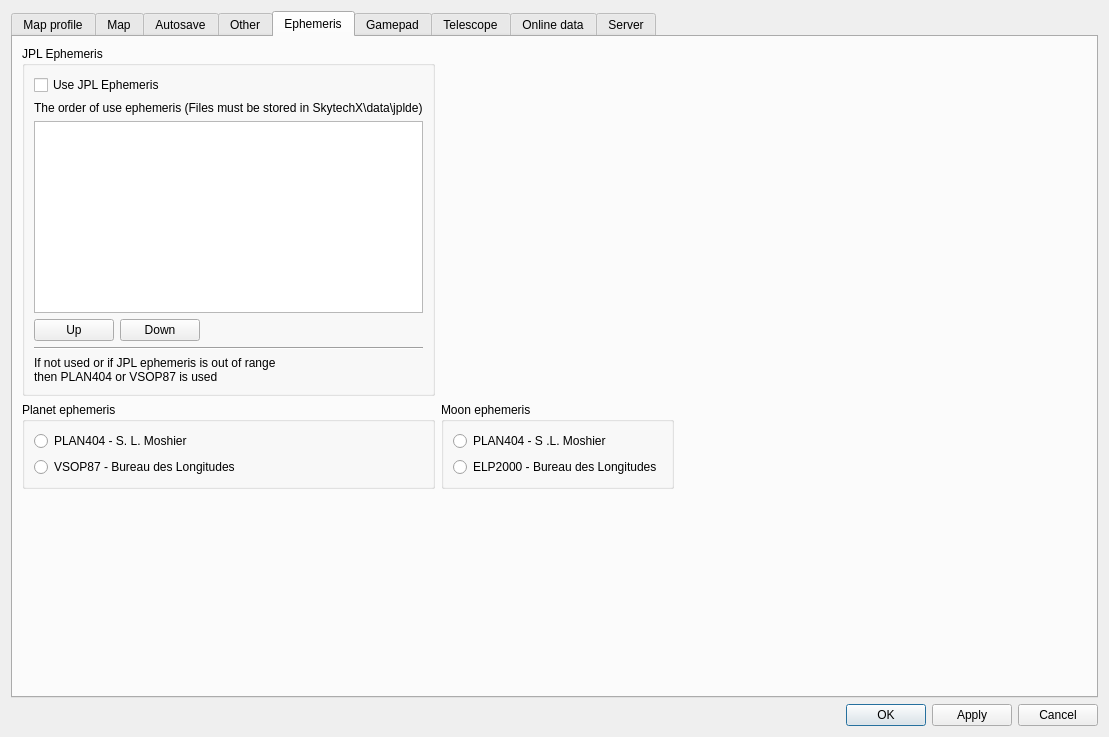
Before: the Qt Designer form csetting.ui in PavelMr/skytechx, drawn with Qt 5.
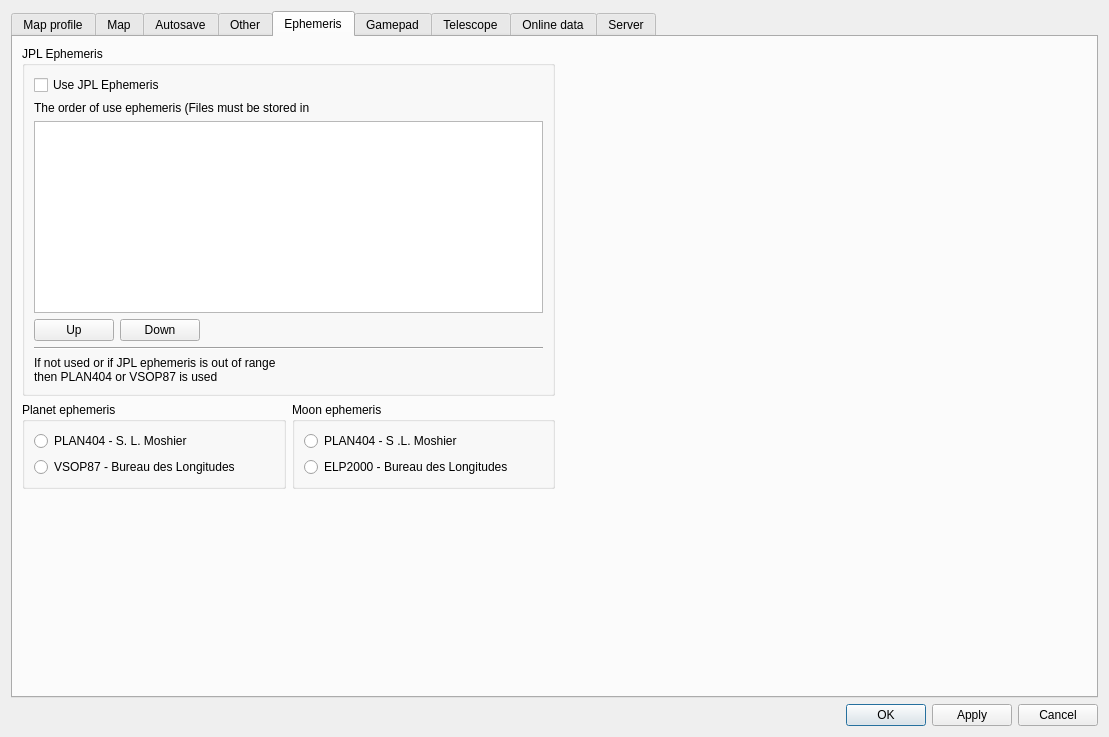
After: the same form once the commit is applied. The open tabs and pages were chosen to show the change. Icons and pictures are not drawn. Custom widgets are drawn as their Qt base class.

The edit to the form file:
```diff
--- a/csetting.ui
+++ b/csetting.ui
@@ -4981,78 +4981,6 @@
       <layout class="QVBoxLayout" name="verticalLayout_104">
        <item>
         <layout class="QGridLayout" name="gridLayout_12">
-         <item row="1" column="0">
-          <widget class="QGroupBox" name="groupBox_31">
-           <property name="title">
-            <string>Planet ephemeris</string>
-           </property>
-           <layout class="QVBoxLayout" name="verticalLayout_105">
-            <item>
-             <widget class="QRadioButton" name="rb_plan404">
-              <property name="text">
-               <string>PLAN404 - S. L. Moshier</string>
-              </property>
-             </widget>
-            </item>
-            <item>
-             <widget class="QRadioButton" name="rb_vsop87">
-              <property name="text">
-               <string>VSOP87 - Bureau des Longitudes</string>
-              </property>
-             </widget>
-            </item>
-           </layout>
-          </widget>
-         </item>
-         <item row="1" column="1">
-          <widget class="QGroupBox" name="groupBox_32">
-           <property name="title">
-            <string>Moon ephemeris</string>
-           </property>
-           <layout class="QVBoxLayout" name="verticalLayout_103">
-            <item>
-             <widget class="QRadioButton" name="rb_mplan404">
-              <property name="text">
-               <string>PLAN404 - S .L. Moshier</string>
-              </property>
-             </widget>
-            </item>
-            <item>
-             <widget class="QRadioButton" name="rb_elp2000">
-              <property name="text">
-               <string>ELP2000 - Bureau des Longitudes</string>
-              </property>
-             </widget>
-            </item>
-           </layout>
-          </widget>
-         </item>
-         <item row="3" column="0">
-          <spacer name="verticalSpacer_19">
-           <property name="orientation">
-            <enum>Qt::Vertical</enum>
-           </property>
-           <property name="sizeHint" stdset="0">
-            <size>
-             <width>20</width>
-             <height>40</height>
-            </size>
-           </property>
-          </spacer>
-         </item>
-         <item row="1" column="2">
-          <spacer name="horizontalSpacer_22">
-           <property name="orientation">
-            <enum>Qt::Horizontal</enum>
-           </property>
-           <property name="sizeHint" stdset="0">
-            <size>
-             <width>40</width>
-             <height>20</height>
-            </size>
-           </property>
-          </spacer>
-         </item>
          <item row="0" column="0">
           <widget class="QGroupBox" name="groupBox_33">
            <property name="title">
@@ -5069,7 +4997,7 @@
             <item>
              <widget class="QLabel" name="label_119">
               <property name="text">
-               <string>The order of use ephemeris (Files must be stored in SkytechX\data\jplde)</string>
+               <string>The order of use ephemeris (Files must be stored in </string>
               </property>
              </widget>
             </item>
@@ -5125,6 +5053,82 @@
            </layout>
           </widget>
          </item>
+         <item row="2" column="2">
+          <spacer name="horizontalSpacer_22">
+           <property name="orientation">
+            <enum>Qt::Horizontal</enum>
+           </property>
+           <property name="sizeHint" stdset="0">
+            <size>
+             <width>40</width>
+             <height>20</height>
+            </size>
+           </property>
+          </spacer>
+         </item>
+         <item row="4" column="0">
+          <spacer name="verticalSpacer_19">
+           <property name="orientation">
+            <enum>Qt::Vertical</enum>
+           </property>
+           <property name="sizeHint" stdset="0">
+            <size>
+             <width>20</width>
+             <height>40</height>
+            </size>
+           </property>
+          </spacer>
+         </item>
+         <item row="1" column="0">
+          <layout class="QHBoxLayout" name="horizontalLayout_37">
+           <item>
+            <widget class="QGroupBox" name="groupBox_31">
+             <property name="title">
+              <string>Planet ephemeris</string>
+             </property>
+             <layout class="QVBoxLayout" name="verticalLayout_105">
+              <item>
+               <widget class="QRadioButton" name="rb_plan404">
+                <property name="text">
+                 <string>PLAN404 - S. L. Moshier</string>
+                </property>
+               </widget>
+              </item>
+              <item>
+               <widget class="QRadioButton" name="rb_vsop87">
+                <property name="text">
+                 <string>VSOP87 - Bureau des Longitudes</string>
+                </property>
+               </widget>
+              </item>
+             </layout>
+            </widget>
+           </item>
+           <item>
+            <widget class="QGroupBox" name="groupBox_32">
+             <property name="title">
+              <string>Moon ephemeris</string>
+             </property>
+             <layout class="QVBoxLayout" name="verticalLayout_103">
+              <item>
+               <widget class="QRadioButton" name="rb_mplan404">
+                <property name="text">
+                 <string>PLAN404 - S .L. Moshier</string>
+                </property>
+               </widget>
+              </item>
+              <item>
+               <widget class="QRadioButton" name="rb_elp2000">
+                <property name="text">
+                 <string>ELP2000 - Bureau des Longitudes</string>
+                </property>
+               </widget>
+              </item>
+             </layout>
+            </widget>
+           </item>
+          </layout>
+         </item>
         </layout>
        </item>
       </layout>
```
Left out of the diff: 11 changed lines with no effect on the pictures.
